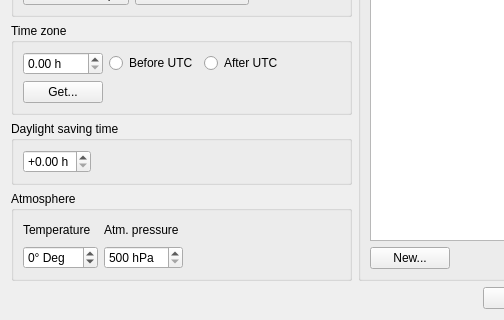
This is cwpossel.ui in PavelMr/skytechx as Qt 5 draws it before an edit; both pictures show x 0 to 504 and y 325 to 645 of the 660 by 645 pixel window. The edited form follows.
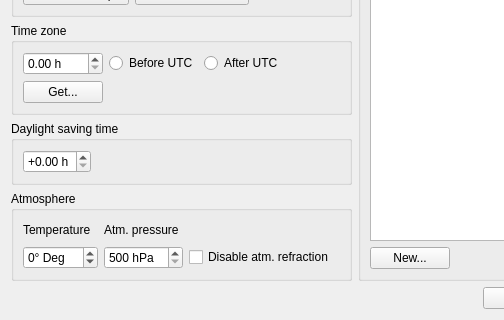
This is the edited form. Custom widgets are drawn as their Qt base class.

Commit message: Disable/enable atm refraction and ephm. lit in J2000.0

The edit to the form file:
```diff
--- a/cwpossel.ui
+++ b/cwpossel.ui
@@ -518,6 +518,13 @@
             </property>
            </spacer>
           </item>
+          <item row="1" column="2">
+           <widget class="QCheckBox" name="checkBox">
+            <property name="text">
+             <string>Disable atm. refraction</string>
+            </property>
+           </widget>
+          </item>
          </layout>
         </widget>
        </item>
@@ -619,17 +626,17 @@
   </layout>
  </widget>
  <customwidgets>
-  <customwidget>
-   <class>CListWidget</class>
-   <extends>QListWidget</extends>
-   <header>clistwidget.h</header>
-  </customwidget>
   <customwidget>
    <class>CSearchWidget</class>
    <extends>QWidget</extends>
    <header>csearchwidget.h</header>
    <container>1</container>
   </customwidget>
+  <customwidget>
+   <class>CListWidget</class>
+   <extends>QListWidget</extends>
+   <header>clistwidget.h</header>
+  </customwidget>
  </customwidgets>
  <tabstops>
   <tabstop>doubleSpinBox</tabstop>
```
The commit also changes 14 other files.
